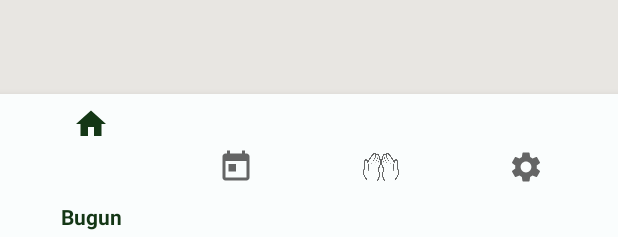
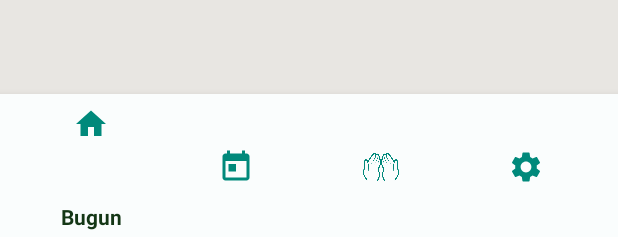
Before and after one commit to samandarmaxsutov/Ramazon-taqvimi, an Android app: the layout activity_taqvim.xml on its own in the app's theme, with its tools: preview values and no code run, on a phone screen of 412 x 824 dp. Shown: the part 996-1233 px from the top of the screen. Run offline under Robolectric (Android 15) with nearby library versions, the phone set to English and light mode, and no system bars; Roboto replaces fonts that are not available here.

Commit message:
Ramazon taqvimi 2022

```diff
--- a/app/src/main/java/com/example/ramazontaqvim/Taqvim.kt
+++ b/app/src/main/java/com/example/ramazontaqvim/Taqvim.kt
@@ -548,7 +548,7 @@ var days=""
                 hafta_kun.setBackgroundColor(Color.GREEN)}
             6-> {
                 days = " Juma"
-                hafta_kun.setBackgroundColor(Color.RED)
+                hafta_kun.setBackgroundColor(Color.parseColor("#ff00ff"))
             }
             7->{days=" Shanba"
                 hafta_kun.setBackgroundColor(Color.GREEN)}
--- a/app/src/main/res/layout/activity_taqvim.xml
+++ b/app/src/main/res/layout/activity_taqvim.xml
@@ -246,5 +246,6 @@
         android:layout_height="0dp"
         android:layout_weight="1.2"
         android:background="#FAFDFD"
+        app:itemIconTint="#00897B"
         app:menu="@menu/button_menyu" />
 </LinearLayout>
--- a/app/src/main/res/values/stayle.xml
+++ b/app/src/main/res/values/stayle.xml
@@ -6,6 +6,7 @@
         <item name="colorPrimaryDark">@color/cardview_light_background</item>
         <item name="colorAccent">@color/cardview_light_background</item>
         <item name="cardViewStyle">@style/CardView.Light</item>
+
     </style>
 
     <style name="CustomDropDownTilStyle" parent="Widget.MaterialComponents.TextInputLayout.OutlinedBox.ExposedDropdownMenu">
--- a/app/src/main/res/values/themes.xml
+++ b/app/src/main/res/values/themes.xml
@@ -5,6 +5,7 @@
         <item name="colorPrimary">#143716</item>
         <item name="colorPrimaryVariant">#1D451F</item>
         <item name="colorOnPrimary">@color/white</item>
+        <item name="android:windowFullscreen">true</item>
 
     </style>
 </resources>
```
